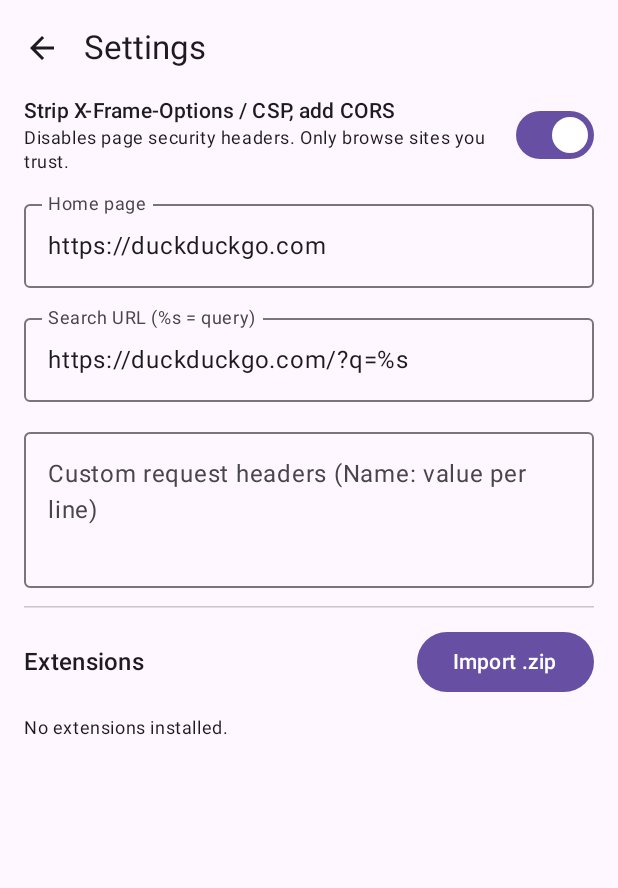
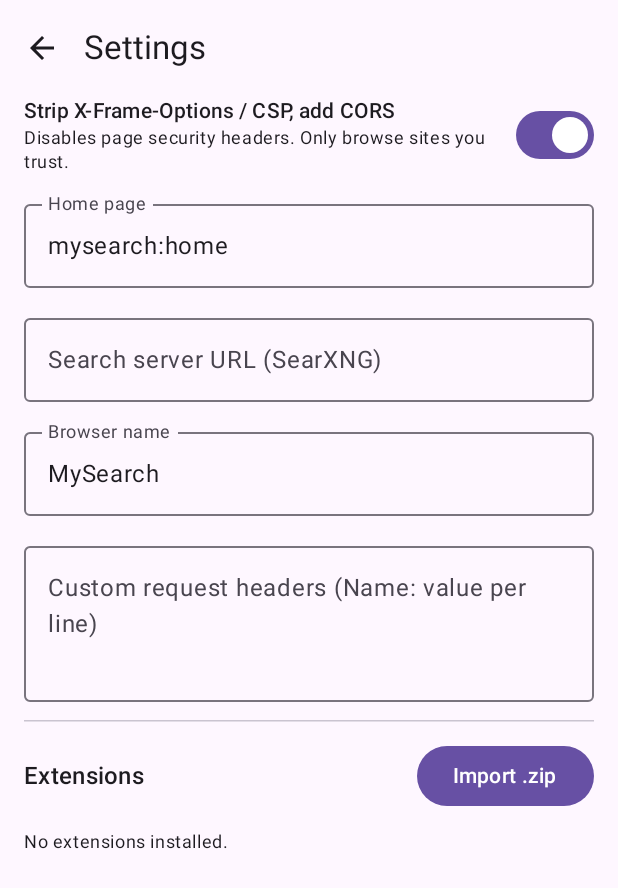
Before and after one commit to ankitgoelgopal-dotcom/Bhanurepo, an Android app built with Jetpack Compose: the screen it shows after launch (MainActivity), after a tap on "Settings", on a phone screen of 412 x 824 dp. Shown: the top 888 px of the screen. Run offline under Robolectric (Android 15) with nearby library versions, the phone set to English and light mode, and no system bars; pictures from the network do not load.

Commit message:
Add own start/results pages backed by SearXNG server

```diff
--- a/app/src/main/java/com/example/freebrowser/BrowserTab.kt
+++ b/app/src/main/java/com/example/freebrowser/BrowserTab.kt
@@ -10,6 +10,9 @@ import androidx.compose.runtime.mutableStateOf
 import androidx.compose.runtime.setValue
 import okhttp3.OkHttpClient
 import okhttp3.Request
+import org.json.JSONObject
+
+const val INTERNAL = "https://mysearch.local/"
 
 class BrowserTab(ctx: Context, private val prefs: Prefs, private val ext: ExtensionManager) {
     var title by mutableStateOf("New tab")
@@ -21,20 +24,50 @@ class BrowserTab(ctx: Context, private val prefs: Prefs, private val ext: Extens
 
     init { configure() }
 
-    fun resolve(input: String): String {
-        val t = input.trim()
-        return when {
-            t.isEmpty() -> prefs.home
-            Regex("^[a-zA-Z][a-zA-Z0-9+.-]*://.*").matches(t) || t.startsWith("about:") -> t
-            !t.contains(' ') && (t.contains('.') || t.startsWith("localhost")) -> "https://$t"
-            else -> prefs.search.replace("%s", Uri.encode(t))
-        }
+    private val api = OkHttpClient()
+    private var label = ""
+
+    private fun asUrl(t: String): String? = when {
+        Regex("^[a-zA-Z][a-zA-Z0-9+.-]*://.*").matches(t) || t.startsWith("about:") -> t
+        !t.contains(' ') && (t.contains('.') || t.startsWith("localhost")) -> "https://$t"
+        else -> null
     }
 
+    fun showStart(note: String = "") {
+        label = ""; title = prefs.appName
+        web.loadDataWithBaseURL(INTERNAL, Pages.start(prefs.appName, note), "text/html", "utf-8", null)
+    }
+
+    /** Address-bar input: empty/home -> start page, URL -> open it, anything else -> search your server. */
     fun load(input: String) {
-        val u = resolve(input)
-        // With bypass off, custom headers are attached to the main-frame request only.
-        web.loadUrl(u, if (prefs.bypass) emptyMap() else prefs.customHeaders())
+        val t = input.trim()
+        if (t.isEmpty() || t == "mysearch:home") { showStart(); return }
+        val u = asUrl(t)
+        if (u != null) web.loadUrl(u, if (prefs.bypass) emptyMap() else prefs.customHeaders())
+        else search(t, 1)
+    }
+
+    fun search(q: String, page: Int) {
+        val server = prefs.searchServer.trim().trimEnd('/')
+        if (server.isEmpty()) { showStart("Set your search server URL in Settings first."); return }
+        label = q; url = q; title = q
+        Thread {
+            val html = try {
+                val u = "$server/search?q=${Uri.encode(q)}&format=json&pageno=$page"
+                val body = api.newCall(Request.Builder().url(u).build()).execute().use {
+                    if (!it.isSuccessful) throw RuntimeException("server returned HTTP ${it.code}")
+                    it.body!!.string()
+                }
+                Pages.results(prefs.appName, q, page, JSONObject(body))
+            } catch (e: Exception) {
+                Pages.start(prefs.appName, "Search failed: ${e.message}")
+            }
+            web.post { web.loadDataWithBaseURL(INTERNAL, html, "text/html", "utf-8", null) }
+        }.start()
+    }
+
+    inner class Bridge {
+        @JavascriptInterface fun search(q: String, page: Int) { web.post { if (page <= 1) load(q) else search(q, page) } }
     }
 
     private fun sync() { canBack = web.canGoBack(); canForward = web.canGoForward() }
@@ -57,6 +90,7 @@ class BrowserTab(ctx: Context, private val prefs: Prefs, private val ext: Extens
             override fun onProgressChanged(v: WebView, p: Int) { progress = p }
             override fun onReceivedTitle(v: WebView, t: String?) { title = t ?: "" }
         }
+        web.addJavascriptInterface(Bridge(), "App")
         web.webViewClient = Client()
     }
 
@@ -69,16 +103,16 @@ class BrowserTab(ctx: Context, private val prefs: Prefs, private val ext: Extens
         )
 
         override fun onPageStarted(v: WebView, u: String, f: Bitmap?) {
-            url = u; sync()
+            url = if (u.startsWith(INTERNAL)) label else u; sync()
             ext.scriptsFor(u, "document_start").forEach { v.evaluateJavascript(it, null) }
         }
 
         override fun onPageFinished(v: WebView, u: String) {
-            url = u; sync()
+            url = if (u.startsWith(INTERNAL)) label else u; sync()
             ext.scriptsFor(u, "document_end").forEach { v.evaluateJavascript(it, null) }
         }
 
-        override fun doUpdateVisitedHistory(v: WebView, u: String, isReload: Boolean) { url = u; sync() }
+        override fun doUpdateVisitedHistory(v: WebView, u: String, isReload: Boolean) { url = if (u.startsWith(INTERNAL)) label else u; sync() }
 
         /**
          * Re-fetches GET requests with OkHttp so response headers can be rewritten before
--- a/app/src/main/java/com/example/freebrowser/MainActivity.kt
+++ b/app/src/main/java/com/example/freebrowser/MainActivity.kt
@@ -126,7 +126,8 @@ fun TabsScreen(
 fun SettingsScreen(prefs: Prefs, ext: ExtensionManager, onBack: () -> Unit) {
     var bypass by remember { mutableStateOf(prefs.bypass) }
     var home by remember { mutableStateOf(prefs.home) }
-    var search by remember { mutableStateOf(prefs.search) }
+    var server by remember { mutableStateOf(prefs.searchServer) }
+    var appName by remember { mutableStateOf(prefs.appName) }
     var headers by remember { mutableStateOf(prefs.headersText) }
     var msg by remember { mutableStateOf("") }
     val picker = rememberLauncherForActivityResult(ActivityResultContracts.OpenDocument()) { uri ->
@@ -146,7 +147,8 @@ fun SettingsScreen(prefs: Prefs, ext: ExtensionManager, onBack: () -> Unit) {
                 }
             }
             item { OutlinedTextField(home, { home = it; prefs.home = it }, label = { Text("Home page") }, singleLine = true, modifier = Modifier.fillMaxWidth()) }
-            item { OutlinedTextField(search, { search = it; prefs.search = it }, label = { Text("Search URL (%s = query)") }, singleLine = true, modifier = Modifier.fillMaxWidth()) }
+            item { OutlinedTextField(server, { server = it; prefs.searchServer = it }, label = { Text("Search server URL (SearXNG)") }, singleLine = true, modifier = Modifier.fillMaxWidth()) }
+            item { OutlinedTextField(appName, { appName = it; prefs.appName = it }, label = { Text("Browser name") }, singleLine = true, modifier = Modifier.fillMaxWidth()) }
             item {
                 OutlinedTextField(headers, { headers = it; prefs.headersText = it },
                     label = { Text("Custom request headers (Name: value per line)") },
--- /dev/null
+++ b/app/src/main/java/com/example/freebrowser/Pages.kt
@@ -0,0 +1,46 @@
+package com.example.freebrowser
+
+import android.text.TextUtils
+import org.json.JSONObject
+import java.net.URI
+
+object Pages {
+    private fun e(s: String) = TextUtils.htmlEncode(s)
+
+    private val css = """
+:root{--bg:#fff;--fg:#1a1a1a;--mut:#666;--ac:#2563eb;--card:#f3f4f6}
+@media(prefers-color-scheme:dark){:root{--bg:#121212;--fg:#eee;--mut:#9aa;--ac:#7aa7ff;--card:#1e1e1e}}
+*{box-sizing:border-box}body{margin:0;padding:16px;background:var(--bg);color:var(--fg);font:16px system-ui,sans-serif}
+h1{font-size:34px;text-align:center;margin:12vh 0 20px}form{display:flex;gap:8px}
+input{flex:1;padding:12px 14px;border:1px solid var(--mut);border-radius:24px;font-size:16px;background:var(--card);color:var(--fg)}
+button{padding:12px 18px;border:0;border-radius:24px;background:var(--ac);color:#fff;font-size:16px}
+.r{margin:18px 0}.r a{color:var(--ac);font-size:18px;text-decoration:none}.u{color:var(--mut);font-size:13px}
+.r p{margin:4px 0 0}.note{color:var(--mut);text-align:center;margin-top:16px}
+.more{display:block;text-align:center;margin:24px 0}
+""".trimIndent()
+
+    private fun box(q: String) = """<form onsubmit="App.search(this.q.value,1);return false">
+<input name="q" value="${e(q)}" placeholder="Search" autocomplete="off"><button>Go</button></form>"""
+
+    private fun page(body: String) = """<!doctype html><html><head><meta charset="utf-8">
+<meta name="viewport" content="width=device-width,initial-scale=1"><style>$css</style></head><body>$body</body></html>"""
+
+    fun start(name: String, note: String = ""): String =
+        page("<h1>${e(name)}</h1>${box("")}" + if (note.isNotEmpty()) "<p class=note>${e(note)}</p>" else "")
+
+    fun results(name: String, q: String, page: Int, json: JSONObject): String {
+        val sb = StringBuilder("<div style='margin-top:4px'>${box(q)}</div>")
+        val arr = json.optJSONArray("results")
+        if (arr == null || arr.length() == 0) sb.append("<p class=note>No results.</p>")
+        else for (i in 0 until arr.length()) {
+            val r = arr.getJSONObject(i)
+            val url = r.optString("url")
+            val host = runCatching { URI(url).host }.getOrNull() ?: url
+            sb.append("<div class=r><div class=u>${e(host)}</div><a href=\"${e(url)}\">${e(r.optString("title", url))}</a>")
+            sb.append("<p>${e(r.optString("content"))}</p></div>")
+        }
+        if (arr != null && arr.length() > 0)
+            sb.append("<a class=more href=# data-q=\"${e(q)}\" data-p=\"${page + 1}\" onclick=\"App.search(this.dataset.q,+this.dataset.p);return false\">More results</a>")
+        return page(sb.toString())
+    }
+}
--- a/app/src/main/java/com/example/freebrowser/Prefs.kt
+++ b/app/src/main/java/com/example/freebrowser/Prefs.kt
@@ -9,12 +9,19 @@ class Prefs(ctx: Context) {
         get() = sp.getBoolean("bypass", true)
         set(v) = sp.edit().putBoolean("bypass", v).apply()
     var home: String
-        get() = sp.getString("home", "https://duckduckgo.com") ?: ""
+        get() = sp.getString("home", "mysearch:home") ?: ""
         set(v) = sp.edit().putString("home", v).apply()
     /** Search URL template; %s is replaced by the encoded query. */
     var search: String
         get() = sp.getString("search", "https://duckduckgo.com/?q=%s") ?: ""
         set(v) = sp.edit().putString("search", v).apply()
+    var appName: String
+        get() = sp.getString("appName", "MySearch") ?: "MySearch"
+        set(v) = sp.edit().putString("appName", v).apply()
+    /** Base URL of your SearXNG server, e.g. http://1.2.3.4:8080 */
+    var searchServer: String
+        get() = sp.getString("server", "") ?: ""
+        set(v) = sp.edit().putString("server", v).apply()
     /** One "Name: value" per line. */
     var headersText: String
         get() = sp.getString("headers", "") ?: ""
--- a/app/src/main/res/values/strings.xml
+++ b/app/src/main/res/values/strings.xml
@@ -1,3 +1,3 @@
 <resources>
-    <string name="app_name">FreeBrowser</string>
+    <string name="app_name">MySearch</string>
 </resources>
```
Also changed, not shown: 4 other files.
